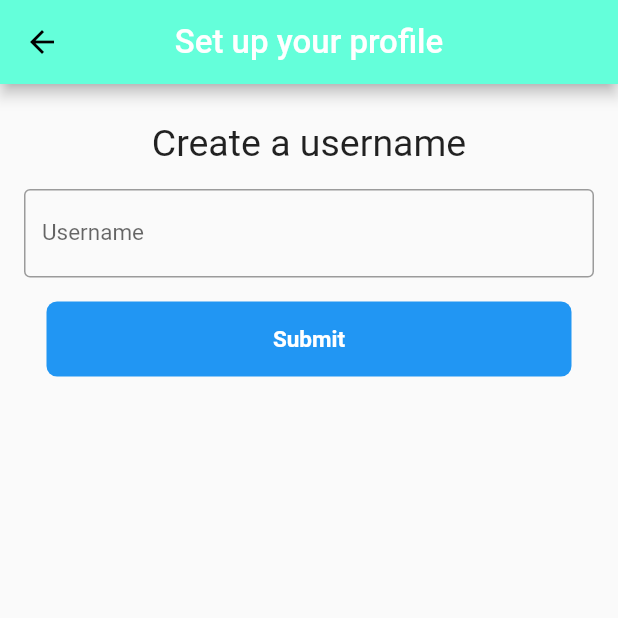
After one commit to shanewilsonpro/Snapocial, a Flutter app: the CreateAccount screen opened directly, on a phone screen of 412 x 824 dp, the top half of it. The commit adds this screen. Run offline on Flutter 3.47's test engine with Material 2 defaults, Android fonts, the phone set to English and light mode, and no system bars; our stand-ins replace cloud_firestore, google_sign_in; accounts and stored records are empty.

Commit message:
create account page and store to database

```diff
--- /dev/null
+++ b/lib/pages/create_account.dart
@@ -0,0 +1,81 @@
+import 'package:flutter/cupertino.dart';
+import 'package:flutter/material.dart';
+import 'package:snapocial/widgets/header.dart';
+
+class CreateAccount extends StatefulWidget {
+  @override
+  _CreateAccountState createState() => _CreateAccountState();
+}
+
+class _CreateAccountState extends State<CreateAccount> {
+  final _formkey = GlobalKey<FormState>();
+  String username;
+
+  submit() {
+    _formkey.currentState.save();
+    Navigator.pop(context, username);
+  }
+
+  @override
+  Widget build(BuildContext parentContext) {
+    return Scaffold(
+      appBar: header(context, titleText: "Set up your profile"),
+      body: ListView(
+        children: <Widget>[
+          Container(
+            child: Column(
+              children: <Widget>[
+                Padding(
+                  padding: EdgeInsets.only(top: 25.0),
+                  child: Center(
+                    child: Text(
+                      "Create a username",
+                      style: TextStyle(fontSize: 25.0),
+                    ),
+                  ),
+                ),
+                Padding(
+                  padding: EdgeInsets.all(16.0),
+                  child: Container(
+                    child: Form(
+                      key: _formkey,
+                      child: TextFormField(
+                        onSaved: (val) => username = val,
+                        decoration: InputDecoration(
+                          border: OutlineInputBorder(),
+                          labelText: "Username",
+                          labelStyle: TextStyle(fontSize: 15.0),
+                          hintText: "Must be at least 3 characters",
+                        ),
+                      ),
+                    ),
+                  ),
+                ),
+                GestureDetector(
+                  onTap: submit,
+                  child: Container(
+                    height: 50.0,
+                    width: 350.0,
+                    decoration: BoxDecoration(
+                      color: Colors.blue,
+                      borderRadius: BorderRadius.circular(7.0),
+                    ),
+                    child: Center(
+                      child: Text(
+                        "Submit",
+                        style: TextStyle(
+                            color: Colors.white,
+                            fontSize: 15.0,
+                            fontWeight: FontWeight.bold),
+                      ),
+                    ),
+                  ),
+                ),
+              ],
+            ),
+          ),
+        ],
+      ),
+    );
+  }
+}
--- a/lib/pages/home.dart
+++ b/lib/pages/home.dart
@@ -1,6 +1,8 @@
+import 'package:cloud_firestore/cloud_firestore.dart';
 import 'package:flutter/cupertino.dart';
 import 'package:flutter/material.dart';
 import 'package:snapocial/pages/activity_feed.dart';
+import 'package:snapocial/pages/create_account.dart';
 import 'package:snapocial/pages/profile.dart';
 import 'package:snapocial/pages/search.dart';
 import 'package:snapocial/pages/timeline.dart';
@@ -8,6 +10,8 @@ import 'package:snapocial/pages/upload.dart';
 import 'package:google_sign_in/google_sign_in.dart';
 
 final GoogleSignIn googleSignIn = GoogleSignIn();
+final usersRef = Firestore.instance.collection('users');
+final DateTime timestamp = DateTime.now();
 
 class Home extends StatefulWidget {
   @override
@@ -40,6 +44,7 @@ class _HomeState extends State<Home> {
 
   handleSignIn(GoogleSignInAccount account) {
     if (account != null) {
+      createUserInFirestore();
       print('User sign in!: $account');
       setState(() {
         isAuth = true;
@@ -48,6 +53,28 @@ class _HomeState extends State<Home> {
       setState(() {
         isAuth = false;
       });
+    }
+  }
+
+  createUserInFirestore() async {
+    //check if user exists in users collection in database (according to their id)
+    final GoogleSignInAccount user = googleSignIn.currentUser;
+    final DocumentSnapshot doc = await usersRef.document(user.id).get();
+
+    if (!doc.exists) {
+    //if the user doesn't exist, then we want to take them to the create account page
+    final username = await Navigator.push(context, MaterialPageRoute(builder: (context) => CreateAccount()));
+
+    //get username from create account, user it to make new user document in users collection
+    usersRef.document(user.id).setData({
+      "id": user.id,
+      "username": username,
+      "photoUrl": user.photoUrl,
+      "email": user.email,
+      "displayName": user.displayName,
+      "bio": "",
+      "timestamp": timestamp
+    });
     }
   }
 
@@ -83,7 +110,8 @@ class _HomeState extends State<Home> {
     return Scaffold(
       body: PageView(
         children: <Widget>[
-          Timeline(),
+          //Timeline(),
+          RaisedButton(child: Text('Logout'), onPressed: logout,),
           ActivityFeed(),
           Upload(),
           Search(),
```
